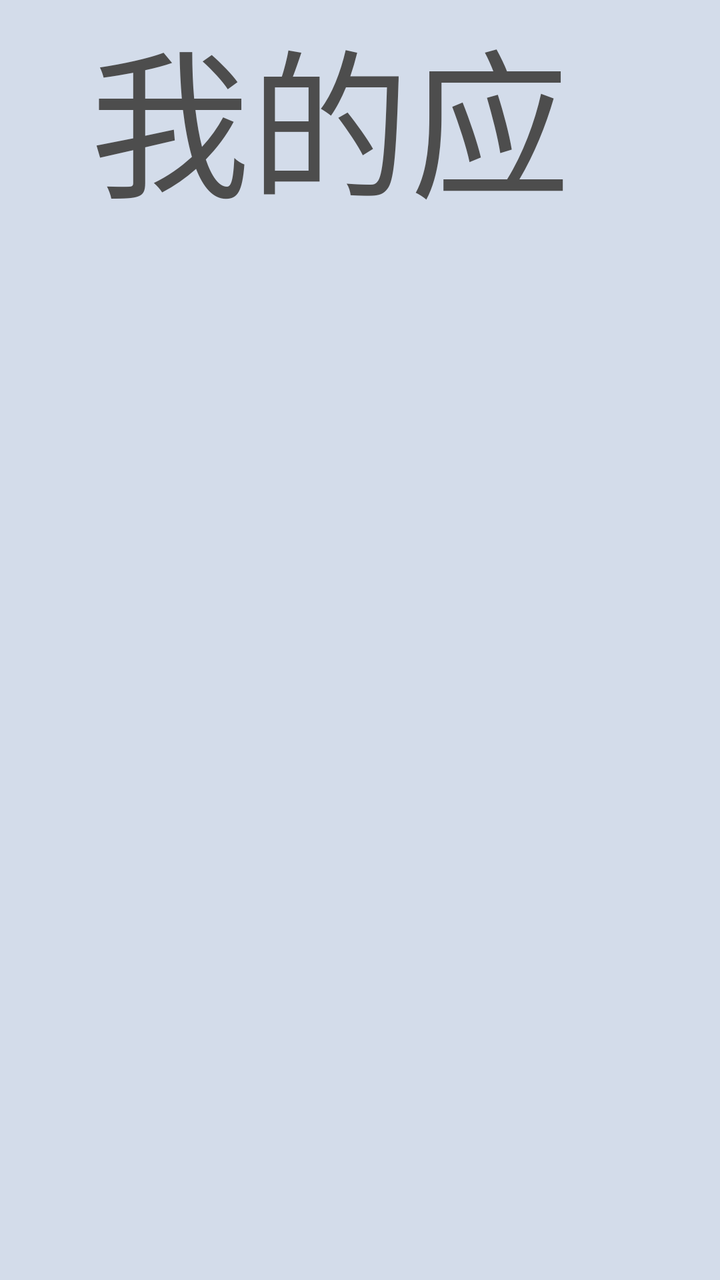
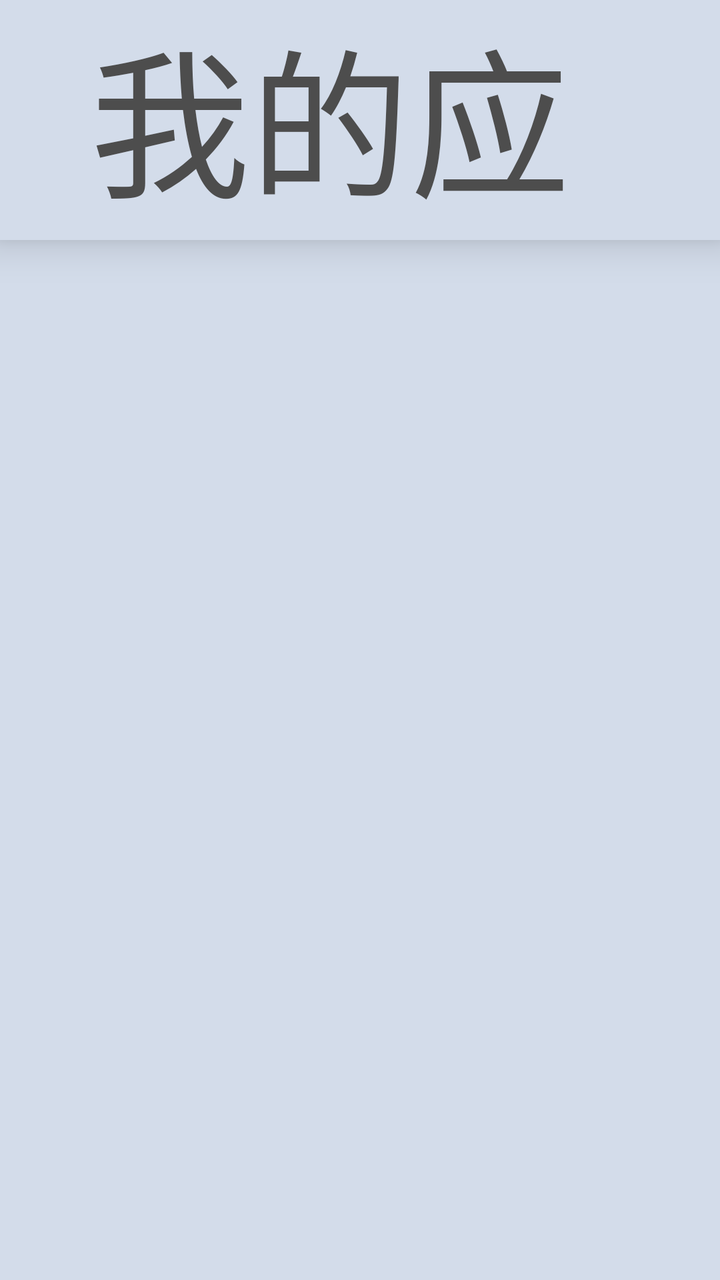

Screens rendered from an Android XML layout before and after an edit, with the pre-edit source and the edit as a unified diff.
<!-- AndroidManifest.xml: application theme AppTheme -->
<!-- res/layout/activity_all.xml -->
<?xml version="1.0" encoding="utf-8"?>
<LinearLayout xmlns:android="http://schemas.android.com/apk/res/android"
    android:id="@+id/root_all"
    android:layout_width="match_parent"
    android:layout_height="match_parent"
    android:background="@color/bg"
    android:clipChildren="false"
    android:clipToPadding="false"
    android:orientation="vertical">

    <LinearLayout
        android:layout_width="match_parent"
        android:layout_height="120dp"
        android:orientation="horizontal">

        <TextView
            android:id="@+id/title"
            android:layout_width="wrap_content"
            android:layout_height="wrap_content"
            android:layout_marginLeft="45dp"
            android:text="@string/my_apps"
            android:textColor="#FF4D4D4D"
            android:textSize="80dp" />
    </LinearLayout>

    <GridView
        android:id="@+id/grid"
        android:layout_width="match_parent"
        android:layout_height="match_parent"
        android:clipChildren="false"
        android:clipToPadding="false"
        android:horizontalSpacing="20dp"
        android:numColumns="5"
        android:paddingLeft="45dp"
        android:paddingTop="30dp"
        android:paddingRight="45dp"
        android:paddingBottom="30dp"
        android:scrollbars="none"
        android:verticalSpacing="20dp" />
</LinearLayout>
<!-- resources referenced by this layout -->
<resources>
  <color name="bg">#FFD3DCEA</color>
  <string name="my_apps">我的应用</string>
  <style name="AppTheme" parent="@android:style/Theme.DeviceDefault.NoActionBar">
          <item name="android:windowBackground">@color/bg</item>
          <item name="android:windowFullscreen">true</item>
          <item name="android:windowContentOverlay">@null</item>
      </style>
</resources>

<!-- the commit's change to res/layout/activity_all.xml (unified diff, before → after) -->
@@ -4,13 +4,14 @@
     android:layout_width="match_parent"
     android:layout_height="match_parent"
     android:background="@color/bg"
-    android:clipChildren="false"
-    android:clipToPadding="false"
     android:orientation="vertical">
 
     <LinearLayout
+        android:id="@+id/all_title_bar"
         android:layout_width="match_parent"
         android:layout_height="120dp"
+        android:background="@color/bg"
+        android:elevation="12dp"
         android:orientation="horizontal">
 
         <TextView
@@ -27,8 +28,7 @@
         android:id="@+id/grid"
         android:layout_width="match_parent"
         android:layout_height="match_parent"
-        android:clipChildren="false"
-        android:clipToPadding="false"
+        android:clipToPadding="true"
         android:horizontalSpacing="20dp"
         android:numColumns="5"
         android:paddingLeft="45dp"
